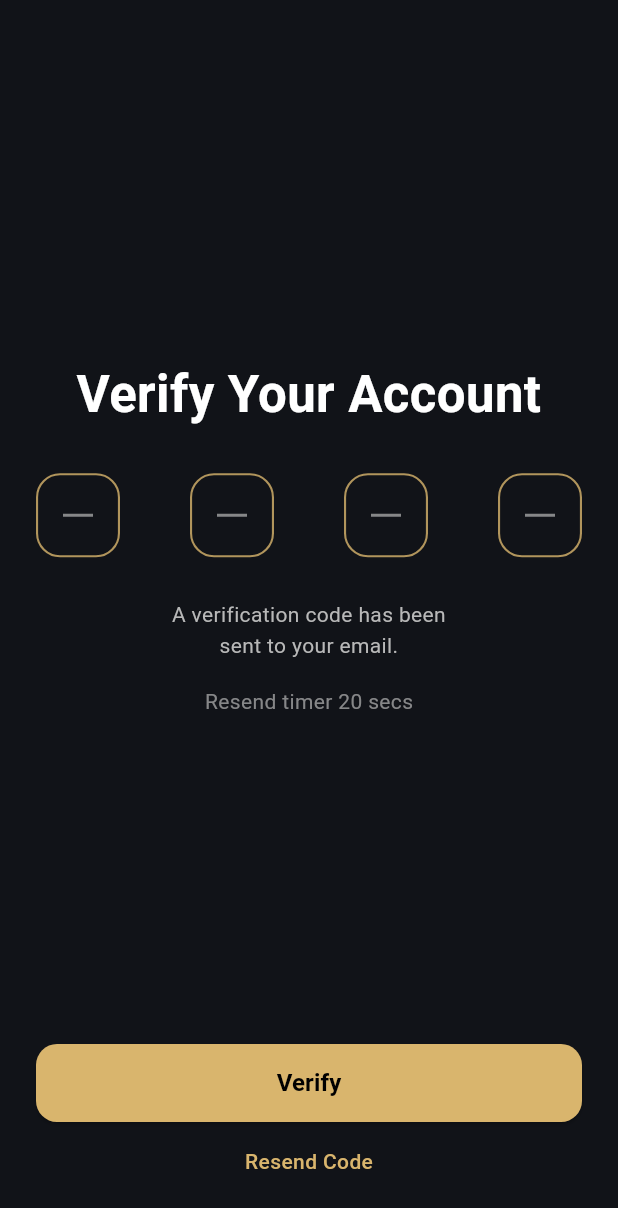
After one commit to Ashiy-Ishan/Smart_AI_Alarm, a Flutter app: the VerifyAccountScreen screen opened directly, on a phone screen of 412 x 824 dp. The commit adds this screen. Shown: the top 1208 px of the screen. Run offline on Flutter 3.47's test engine with Material 3 defaults, Android fonts, the phone set to English and light mode, and no system bars; our stand-ins replace google_fonts, lottie.

Commit message:
glow background colors file updated

```diff
--- a/fontend/alarm_frontend/lib/components/glow_bg.dart
+++ b/fontend/alarm_frontend/lib/components/glow_bg.dart
@@ -1,19 +1,18 @@
-import 'package:alarm_frontend/utils/app_colors.dart';
 import 'package:flutter/material.dart';
 
 class GlowBackground extends StatelessWidget {
   final double size;
   final double blurRadius;
   final double spreadRadius;
-  final double opacity;
   final Alignment alignment;
+  final Color glowColor;
 
   const GlowBackground({
     super.key,
     this.size = 240,
     this.blurRadius = 120,
     this.spreadRadius = 20,
-    this.opacity = 0.22,
+    this.glowColor = const Color(0x3DD9B56D),
     this.alignment = Alignment.center,
   });
 
@@ -29,7 +28,7 @@ class GlowBackground extends StatelessWidget {
             shape: BoxShape.circle,
             boxShadow: [
               BoxShadow(
-                color: AppColors.primary.withOpacity(opacity),
+                color: glowColor,
                 blurRadius: blurRadius,
                 spreadRadius: spreadRadius,
               ),
--- /dev/null
+++ b/fontend/alarm_frontend/lib/screens/verify_account_screen.dart
@@ -0,0 +1,109 @@
+import 'package:alarm_frontend/components/primary_button.dart';
+import 'package:alarm_frontend/utils/app_colors.dart';
+import 'package:alarm_frontend/utils/app_text_styles.dart';
+import 'package:flutter/material.dart';
+
+class VerifyAccountScreen extends StatelessWidget {
+  final VoidCallback? onContinue;
+  final VoidCallback? onResend;
+
+  const VerifyAccountScreen({
+    super.key,
+    this.onContinue,
+    this.onResend,
+  });
+
+  @override
+  Widget build(BuildContext context) {
+    return Scaffold(
+      backgroundColor: AppColors.background,
+      body: SafeArea(
+        child: Padding(
+          padding: const EdgeInsets.symmetric(horizontal: 24, vertical: 20),
+          child: Column(
+            crossAxisAlignment: CrossAxisAlignment.center,
+            children: [
+              const Spacer(),
+              Text(
+                'Verify Your Account',
+                textAlign: TextAlign.center,
+                style: AppTextStyles.heading.copyWith(fontSize: 34),
+              ),
+              const SizedBox(height: 28),
+
+              const Row(
+                mainAxisAlignment: MainAxisAlignment.spaceBetween,
+                children: [
+                  _CodeBox(),
+                  _CodeBox(),
+                  _CodeBox(),
+                  _CodeBox(),
+                ],
+              ),
+
+              const SizedBox(height: 28),
+              Text(
+                'A verification code has been\nsent to your email.',
+                textAlign: TextAlign.center,
+                style: AppTextStyles.subHeading.copyWith(height: 1.5),
+              ),
+              const SizedBox(height: 16),
+              Text(
+                'Resend timer 20 secs',
+                style: AppTextStyles.subHeading.copyWith(
+                  color: AppColors.textSecondary.withOpacity(0.7),
+                ),
+              ),
+
+              const Spacer(),
+
+              PrimaryButton(
+                text: 'Verify',
+                onPressed: onContinue ??
+                    () {
+                      Navigator.pushNamed(context, '/account-verified');
+                    },
+              ),
+              const SizedBox(height: 16),
+
+              GestureDetector(
+                onTap: onResend,
+                child: Text(
+                  'Resend Code',
+                  style: AppTextStyles.link,
+                ),
+              ),
+              const SizedBox(height: 20),
+            ],
+          ),
+        ),
+      ),
+    );
+  }
+}
+
+class _CodeBox extends StatelessWidget {
+  const _CodeBox();
+
+  @override
+  Widget build(BuildContext context) {
+    return Container(
+      width: 56,
+      height: 56,
+      alignment: Alignment.center,
+      decoration: BoxDecoration(
+        color: Colors.transparent,
+        borderRadius: BorderRadius.circular(16),
+        border: Border.all(
+          color: AppColors.primary.withOpacity(0.8),
+          width: 1.4,
+        ),
+      ),
+      child: Container(
+        width: 20,
+        height: 2,
+        color: AppColors.textSecondary.withOpacity(0.7),
+      ),
+    );
+  }
+}
```
